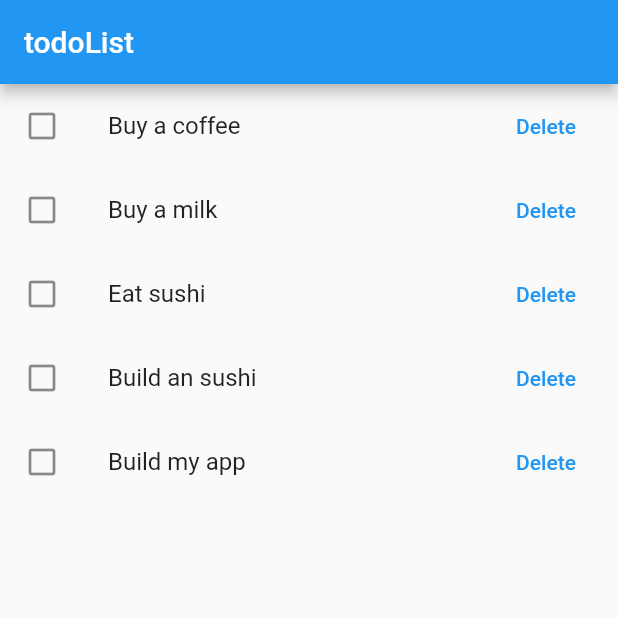
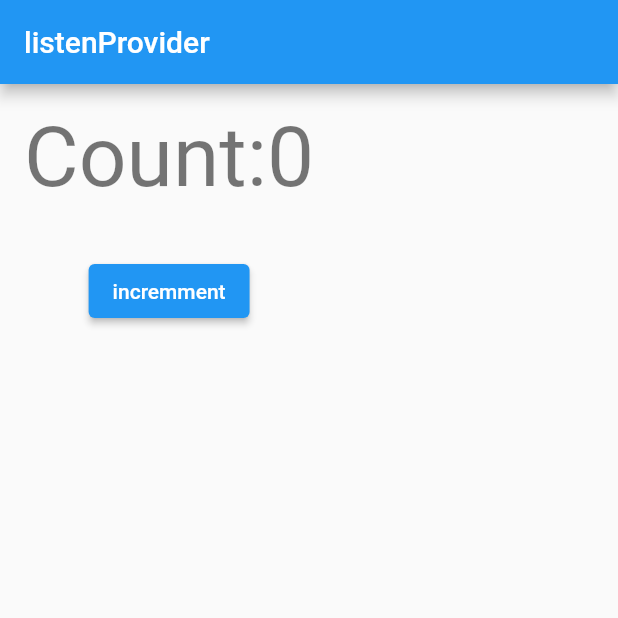
Before and after one commit to hata8341/flutter-provider, a Flutter app: the screen it shows after launch, on a phone screen of 412 x 824 dp, the top half of it. Run offline on Flutter 3.47's test engine with Material 2 defaults, Android fonts, the phone set to English and light mode, and no system bars; our stand-ins replace freezed_annotation, gap, hooks_riverpod.

Commit message:
ref-listen

```diff
--- a/lib/main.dart
+++ b/lib/main.dart
@@ -1,15 +1,13 @@
 import 'package:flutter/material.dart';
-import 'package:flutter_provider/entities/todo.dart';
-import 'package:flutter_provider/todo_state_notifier_provider.dart';
+import 'package:gap/gap.dart';
 import 'package:hooks_riverpod/hooks_riverpod.dart';
 
-final todoListNotifierProvider =
-    StateNotifierProvider<TodoListNotifier, List<Todo>>(
-  (ref) => TodoListNotifier(),
-);
+final counterProvider = StateProvider<int>((ref) => 0);
 
 void main() {
-  runApp(const ProviderScope(child: MyApp()));
+  runApp(const ProviderScope(
+    child: MyApp(),
+  ));
 }
 
 class MyApp extends StatelessWidget {
@@ -18,40 +16,60 @@ class MyApp extends StatelessWidget {
   @override
   Widget build(BuildContext context) {
     return MaterialApp(
-      title: 'todo',
-      theme: ThemeData(primarySwatch: Colors.blue),
-      home: Scaffold(
-        appBar: AppBar(
-          title: const Text('todoList'),
-        ),
-        body: const TodoPage(),
+      title: 'listen',
+      theme: ThemeData(
+        primarySwatch: Colors.blue,
+      ),
+      home: const ListenProviderPage(),
+    );
+  }
+}
+
+class ListenProviderPage extends ConsumerWidget {
+  const ListenProviderPage({Key? key}) : super(key: key);
+  static String title = 'listenProvider';
+  @override
+  Widget build(BuildContext context, WidgetRef ref) {
+    ref.listen<int>(
+      counterProvider,
+      (previous, next) {
+        if (next.isEven) return;
+        showDialog(
+          context: context,
+          builder: (context) {
+            return const AlertDialog(
+              title: Text('今の値は,奇数です'),
+            );
+          },
+        );
+      },
+      onError: (error, stackTrace) => debugPrint('$error'),
+    );
+    return Scaffold(
+      appBar: AppBar(
+        title: Text(title),
+      ),
+      body: SafeArea(
+        child: Padding(
+            padding: const EdgeInsets.all(16),
+            child: Column(
+              children: [
+                Text(
+                  'Count:${ref.watch(counterProvider)}',
+                  style: Theme.of(context).textTheme.headline2,
+                ),
+                const Gap(32),
+                ElevatedButton(
+                  onPressed: () {
+                    ref
+                        .read(counterProvider.notifier)
+                        .update((state) => state + 1);
+                  },
+                  child: const Text('incremment'),
+                ),
+              ],
+            )),
       ),
     );
   }
 }
-
-class TodoPage extends ConsumerWidget {
-  const TodoPage({Key? key}) : super(key: key);
-
-  @override
-  Widget build(BuildContext context, WidgetRef ref) {
-    final todoList = ref.watch(todoListNotifierProvider);
-    final todoListController = ref.read(todoListNotifierProvider.notifier);
-    return ListView.builder(
-      itemCount: todoList.length,
-      itemBuilder: (context, index) {
-        final todo = todoList[index];
-        return ListTile(
-            title: Text(todo.title),
-            leading: Icon(todo.completed
-                ? Icons.check_box
-                : Icons.check_box_outline_blank),
-            trailing: TextButton(
-              onPressed: () => todoListController.remove(todo.id),
-              child: const Text('Delete'),
-            ),
-            onTap: () => todoListController.toggle(todo.id));
-      },
-    );
-  }
-}
--- a/pubspec.yaml
+++ b/pubspec.yaml
@@ -32,6 +32,7 @@ dependencies:
   provider: ^6.0.2
   hooks_riverpod: ^1.0.3
   freezed_annotation: ^2.0.1
+  gap: ^2.0.0
 
   # The following adds the Cupertino Icons font to your application.
   # Use with the CupertinoIcons class for iOS style icons.
```
Also changed, not shown: lib/todo/main.dart (added, +57 -0 lines), lib/todo/entities/todo.dart (renamed from lib/entities/todo.dart), lib/todo/entities/todo.freezed.dart (renamed from lib/entities/todo.freezed.dart), lib/todo/entities/todo.g.dart (renamed from lib/entities/todo.g.dart), lib/todo/todo_state_notifier_provider.dart (renamed from lib/todo_state_notifier_provider.dart), pubspec.lock.
